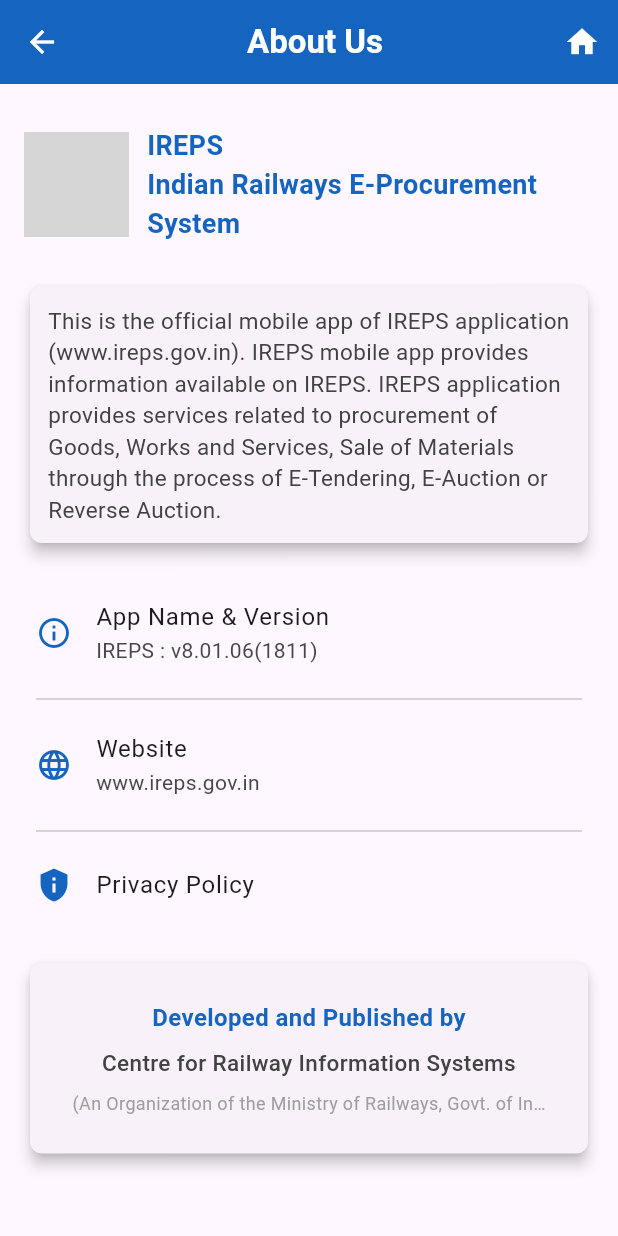
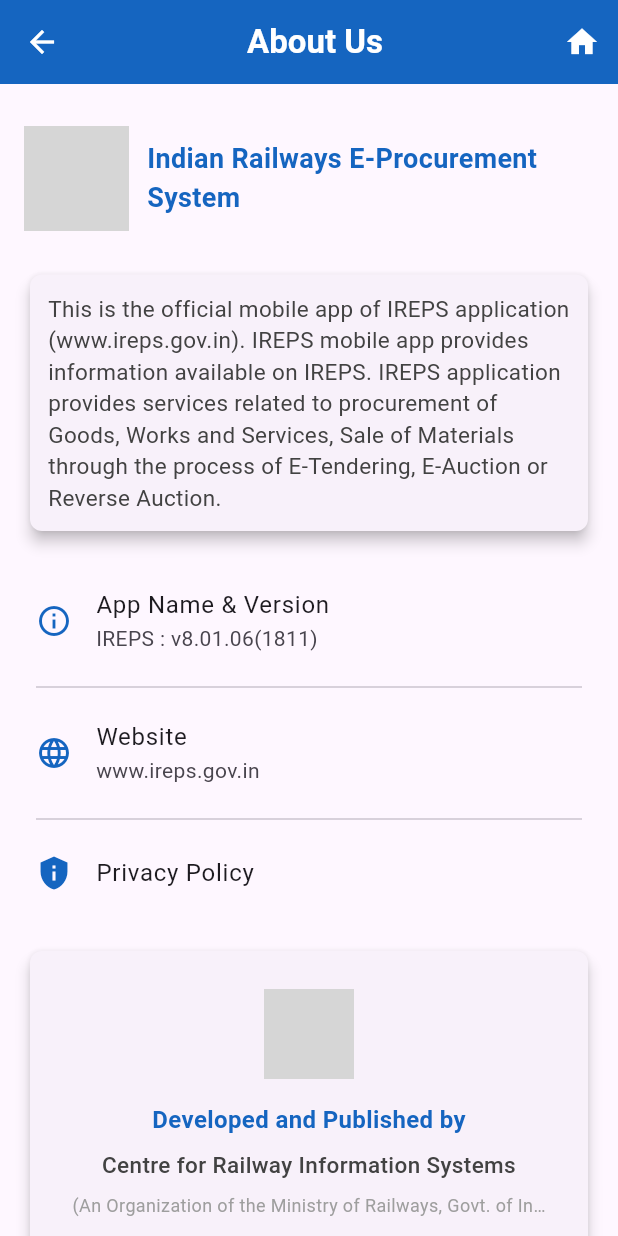
Before and after one commit to gajendrasingh05/ireps_training, a Flutter app: the AboutUsPage screen opened directly, on a phone screen of 412 x 824 dp. Run offline on Flutter 3.47's test engine with Material 3 defaults, Android fonts, the phone set to English and light mode, and no system bars; Roboto replaces fonts that are missing (Gastie); grey boxes are pictures that could not be loaded.

Commit message:
committed by Rishu-27.01.2025(About Us)

```diff
--- a/lib/about.dart
+++ b/lib/about.dart
@@ -44,7 +44,7 @@ class AboutUsPage extends StatelessWidget {
               child: Column(
                 crossAxisAlignment: CrossAxisAlignment.stretch,
                 children: [
-                  SizedBox(height: 20), // Added space below the navbar
+                  SizedBox(height: 20),
                   Row(
                     children: [
                       CircleAvatar(
@@ -54,7 +54,7 @@ class AboutUsPage extends StatelessWidget {
                       SizedBox(width: 12),
                       Expanded(
                         child: Text(
-                          'IREPS\nIndian Railways E-Procurement System',
+                          'Indian Railways E-Procurement System',
                           style: TextStyle(
                             fontSize: 18,
                             fontWeight: FontWeight.bold,
@@ -115,6 +115,19 @@ class AboutUsPage extends StatelessWidget {
                       child: Column(
                         crossAxisAlignment: CrossAxisAlignment.center,
                         children: [
+                          CircleAvatar(
+                            radius: 30,
+                            backgroundColor: Colors.transparent,
+                            child: ClipOval(
+                              child: Image.asset(
+                                'assets/wecelebrate.jpg',
+                                width: 80,
+                                height: 80,
+                                fit: BoxFit.cover,
+                              ),
+                            ),
+                          ),
+                          SizedBox(height: 16),
                           Text(
                             'Developed and Published by',
                             style: TextStyle(
```
